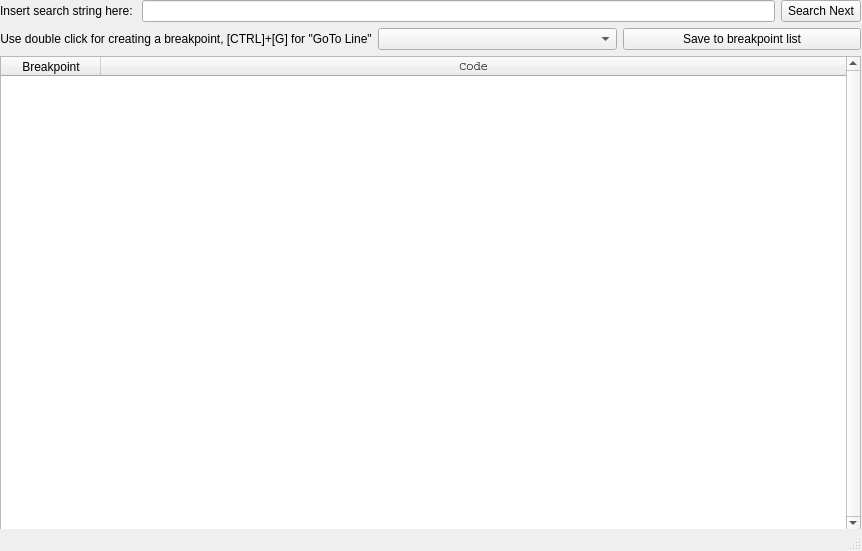
First picture: the form in tools/BPEdit/bpedit.ui, repository OCamlPro/gnucobol-contrib2, before the edit.
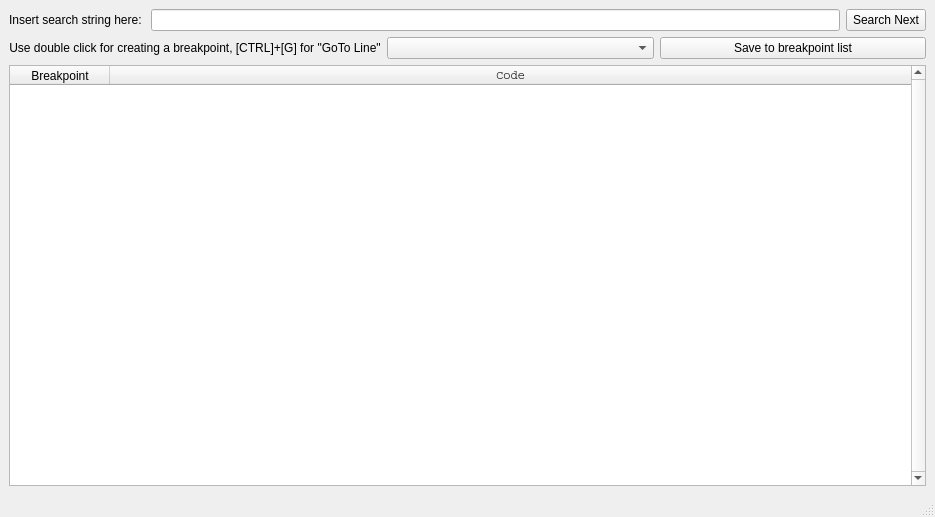
Second picture: the form after the edit.

Commit message: - Fix import errors on GNU/Linux - Look for *.so file in src_dir - Fix loading of c libraries on GNU/Linux - Improve UI layout to fill the main window - Don't crash if breakpoint file cannot be found, assume an empty breakpoint file

Patch:
```diff
--- a/tools/BPEdit/bpedit.ui
+++ b/tools/BPEdit/bpedit.ui
@@ -6,8 +6,8 @@
    <rect>
     <x>0</x>
     <y>0</y>
-    <width>862</width>
-    <height>551</height>
+    <width>935</width>
+    <height>517</height>
    </rect>
   </property>
   <property name="windowTitle">
@@ -17,15 +17,8 @@
    <number>-1</number>
   </property>
   <widget class="QWidget" name="centralwidget">
-   <widget class="QWidget" name="gridLayoutWidget">
-    <property name="geometry">
-     <rect>
-      <x>0</x>
-      <y>0</y>
-      <width>861</width>
-      <height>531</height>
-     </rect>
-    </property>
+   <layout class="QGridLayout" name="gridLayout_2">
+    <item row="0" column="0">
     <layout class="QGridLayout" name="gridLayout">
      <item row="1" column="0">
       <layout class="QHBoxLayout" name="horizontalLayout">
@@ -133,7 +126,8 @@
       </layout>
      </item>
     </layout>
-   </widget>
+    </item>
+   </layout>
   </widget>
   <widget class="QStatusBar" name="statusbar"/>
  </widget>
```
Lines whose indentation alone changed are shown as unchanged. The commit also changes 4 other files.
